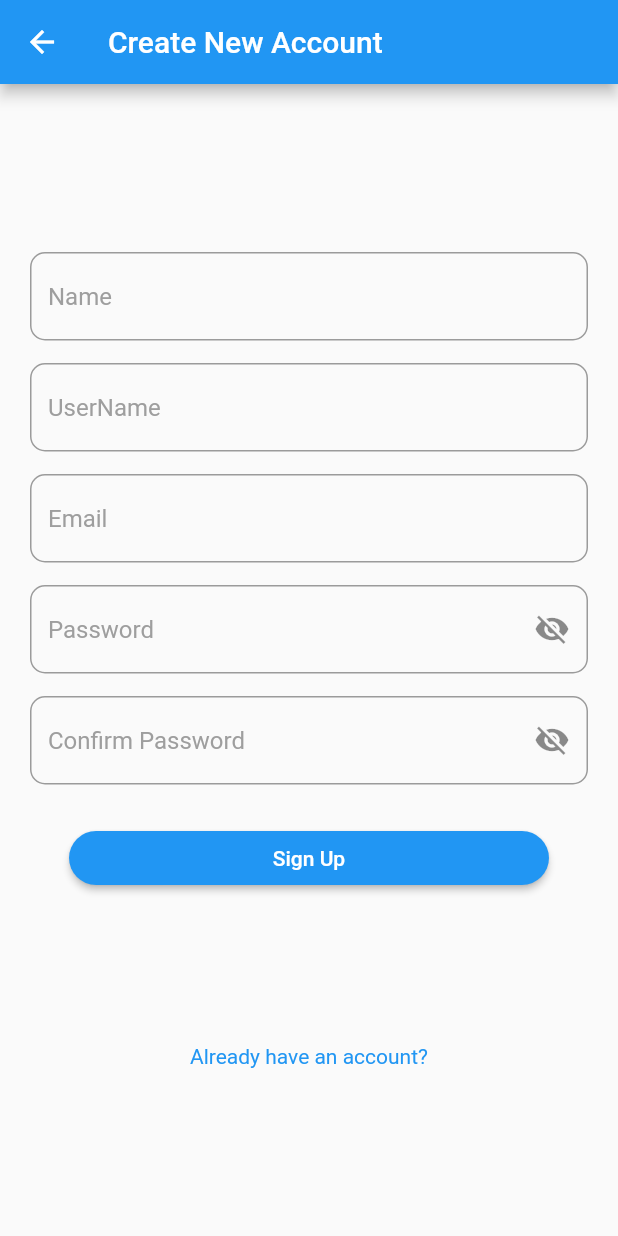
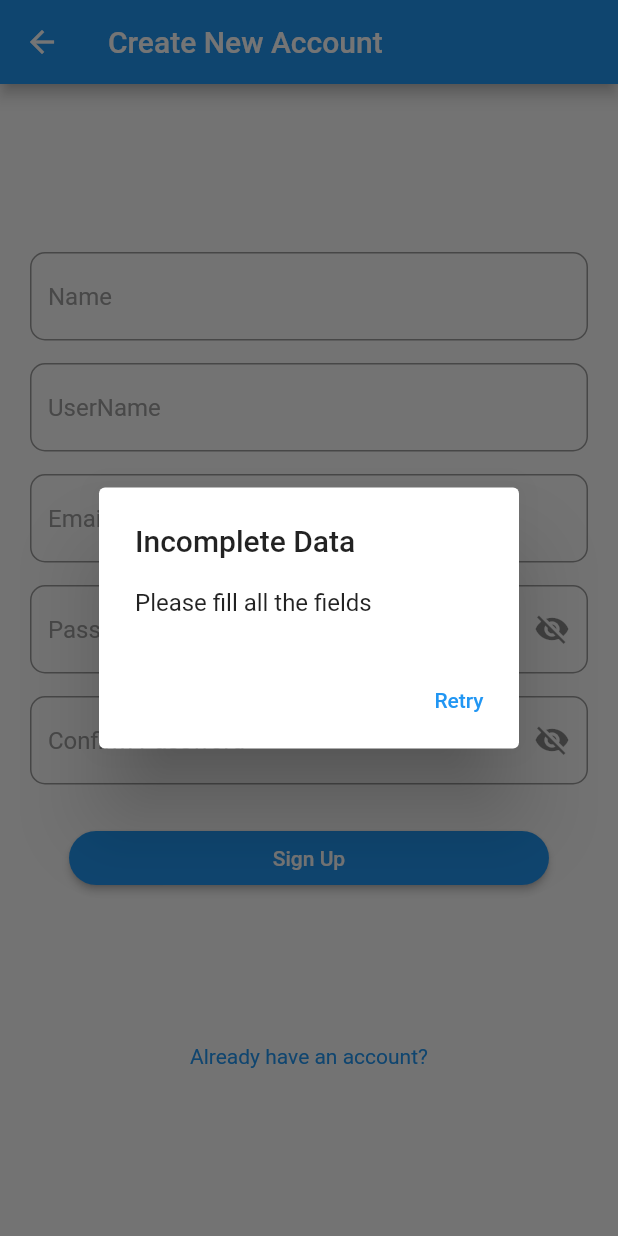
Before and after one commit to lakshya1goel/Instagram-Clone, a Flutter app: the signup_page screen opened by its route, after a tap on "Sign Up", on a phone screen of 412 x 824 dp. Run offline on Flutter 3.47's test engine with Material 2 defaults, Android fonts, the phone set to English and light mode, and no system bars; our stand-ins replace card_swiper, chewie, cloud_firestore, firebase_auth, firebase_core, video_player; missing offline and left inert: insta_assets_picker, insta_like_button, pinch_zoom_release_unzoom, story; accounts and stored records are empty.

Commit message:
add error dialog box

```diff
--- /dev/null
+++ b/lib/Models/ErrorMessage.dart
@@ -0,0 +1,53 @@
+import 'package:flutter/material.dart';
+
+class ErrorMessage {
+
+  static void showLoadingDialog(BuildContext context, String title) {
+    AlertDialog loadingDialog = AlertDialog(
+      content: Container(
+        padding: EdgeInsets.all(20),
+        child: Column(
+          mainAxisSize: MainAxisSize.min,
+          children: [
+
+            CircularProgressIndicator(),
+
+            SizedBox(height: 30,),
+
+            Text(title),
+
+          ],
+        ),
+      ),
+    );
+
+    showDialog(
+        context: context,
+        barrierDismissible: false,
+        builder: (context) {
+          return loadingDialog;
+        }
+    );
+  }
+
+
+  static void showAlertDialog(BuildContext context, String title, String content) {
+    AlertDialog alertDialog = AlertDialog(
+      title: Text(title),
+      content: Text(content),
+      actions: [
+        TextButton(
+          onPressed: () {
+            Navigator.pop(context);
+          },
+          child: Text("Retry"),
+        ),
+      ],
+    );
+
+    showDialog(context: context, builder: (context) {
+      return alertDialog;
+    });
+  }
+
+}
--- a/lib/Pages/authentication/login/login_page.dart
+++ b/lib/Pages/authentication/login/login_page.dart
@@ -1,4 +1,5 @@
 import 'package:flutter/material.dart';
+import 'package:insta_clone/Models/ErrorMessage.dart';
 import 'package:insta_clone/Models/UserModel.dart';
 import 'package:insta_clone/Pages/authentication/signup/signup_page.dart';
 import 'package:insta_clone/Pages/home/homepage.dart';
@@ -36,6 +37,7 @@ class _LoginPageState extends State<LoginPage> {
 
     if(email=="" || password==""){
       print("Please fill all the fields!");
+      ErrorMessage.showAlertDialog(context, "Incomplete Data", "Please fill all the fields");
     }
     else{
       print("SignUp Successfull!");
@@ -46,10 +48,15 @@ class _LoginPageState extends State<LoginPage> {
 
   void login(String email, String password) async{
     UserCredential? credential;
+
+    ErrorMessage.showLoadingDialog(context, "Logging In...");
+
     try{
       credential=await FirebaseAuth.instance.signInWithEmailAndPassword(email: email, password: password);
     } on FirebaseAuthException catch(ex){
       print(ex.code.toString());
+      Navigator.pop(context);
+      ErrorMessage.showAlertDialog(context, "An error occured", ex.message.toString());
     }
 
     if(credential!=null){
@@ -60,6 +67,7 @@ class _LoginPageState extends State<LoginPage> {
       print("Login successful!");
       Navigator.pushReplacement(context,
           MaterialPageRoute(builder: (context) => Wrapper()));
+
     }
 
 
--- a/lib/Pages/authentication/signup/signup_page.dart
+++ b/lib/Pages/authentication/signup/signup_page.dart
@@ -1,4 +1,5 @@
 import 'package:flutter/material.dart';
+import 'package:insta_clone/Models/ErrorMessage.dart';
 import 'package:insta_clone/Models/UserModel.dart';
 import 'package:insta_clone/Pages/authentication/login/login_page.dart';
 import 'package:firebase_core/firebase_core.dart';
@@ -33,9 +34,11 @@ class _signup_pageState extends State<signup_page> {
 
     if(name=="" || username=="" || email=="" || password=="" || confirmPassword==""){
       print("Please fill all the fields!");
+      ErrorMessage.showAlertDialog(context, "Incomplete Data", "Please fill all the fields");
     }
     else if(password!=confirmPassword){
       print("Passwords do not match!");
+      ErrorMessage.showAlertDialog(context, "Password Mismatch", "The passwords you entered do not match!");
     }
     else{
       print("SignUp Successfull!");
@@ -50,6 +53,8 @@ class _signup_pageState extends State<signup_page> {
       credential=await FirebaseAuth.instance.createUserWithEmailAndPassword(email: email, password: password);
     } on FirebaseAuthException catch(ex){
       print(ex.code.toString());
+      Navigator.pop(context);
+      ErrorMessage.showAlertDialog(context, "An error occured", ex.message.toString());
     }
 
     if(credential!=null){
```
